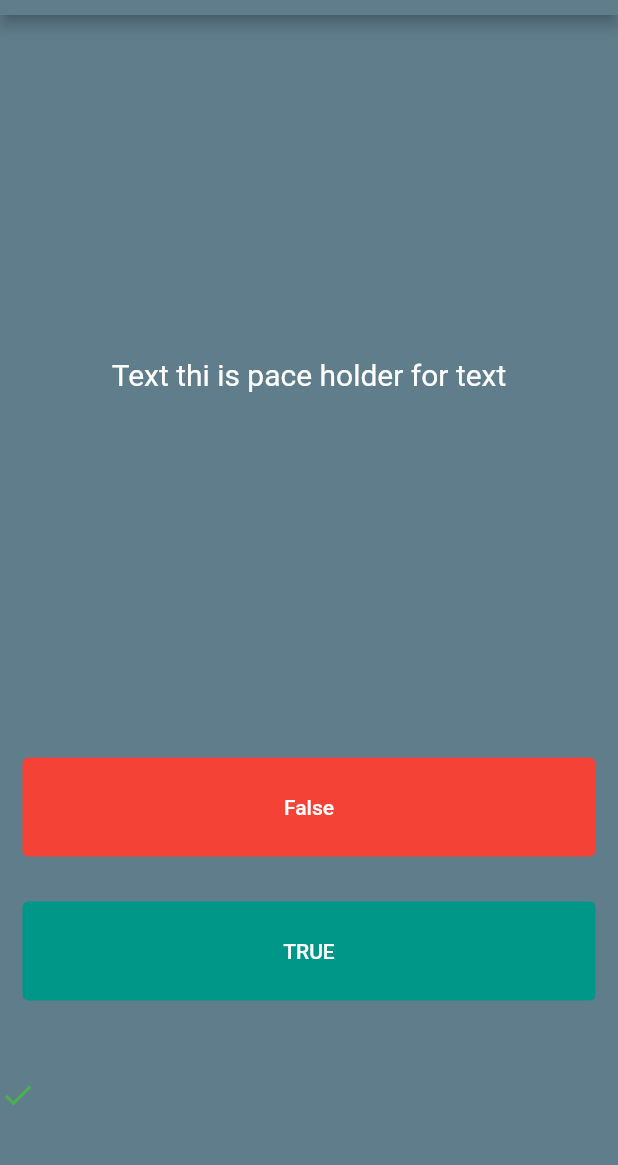
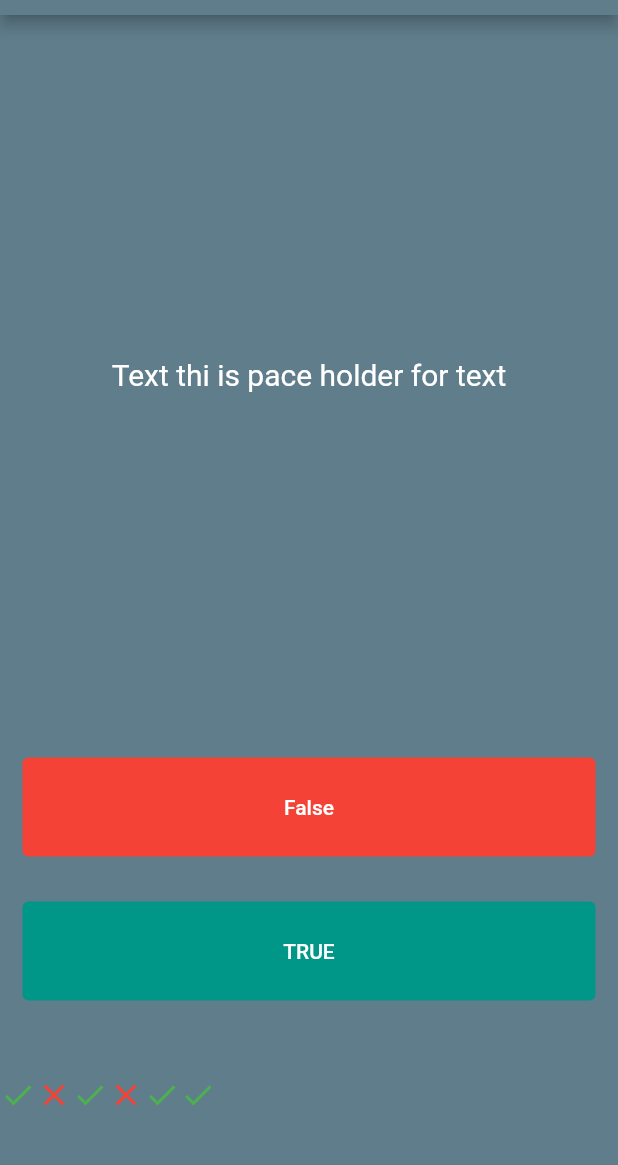
Before and after one commit to Avishkasj/quize, a Flutter app: the screen it shows after launch, after a tap on "False", on a phone screen of 412 x 824 dp, the part 69-1234 px from its top. Run offline on Flutter 3.47's test engine with Material 2 defaults, Android fonts, the phone set to English and light mode, and no system bars.

Commit message:
Update main.dart

```diff
--- a/lib/main.dart
+++ b/lib/main.dart
@@ -23,6 +23,29 @@ class quize extends StatefulWidget {
 }
 
 class _quizeState extends State<quize> {
+  List<Widget> scorekeper = [
+    Icon(
+      Icons.check,
+      color: Colors.green,
+    ),
+    Icon(
+      Icons.close,
+      color: Colors.red,
+    ),
+    Icon(
+      Icons.check,
+      color: Colors.green,
+    ),
+    Icon(
+      Icons.close,
+      color: Colors.red,
+    ),
+    Icon(
+      Icons.check,
+      color: Colors.green,
+    )
+  ];
+
   @override
   Widget build(BuildContext context) {
     return Container(
@@ -54,6 +77,15 @@ class _quizeState extends State<quize> {
                   primary: Colors.white,
                 ),
                 onPressed: () {
+                  setState(() {
+                    scorekeper.add(
+                      Icon(
+                        Icons.check,
+                        color: Colors.green,
+                      ),
+                    );
+                  });
+
                   print('False button clicked');
                 },
                 child: Text("False"),
@@ -77,14 +109,9 @@ class _quizeState extends State<quize> {
           ),
           Expanded(
             child: Row(
-              children: [
-                Icon(
-                  Icons.check,
-                  color:Colors.green,
-                ),
-              ],
+              children: scorekeper,
             ),
-          )
+          ),
         ],
       ),
     );
```
